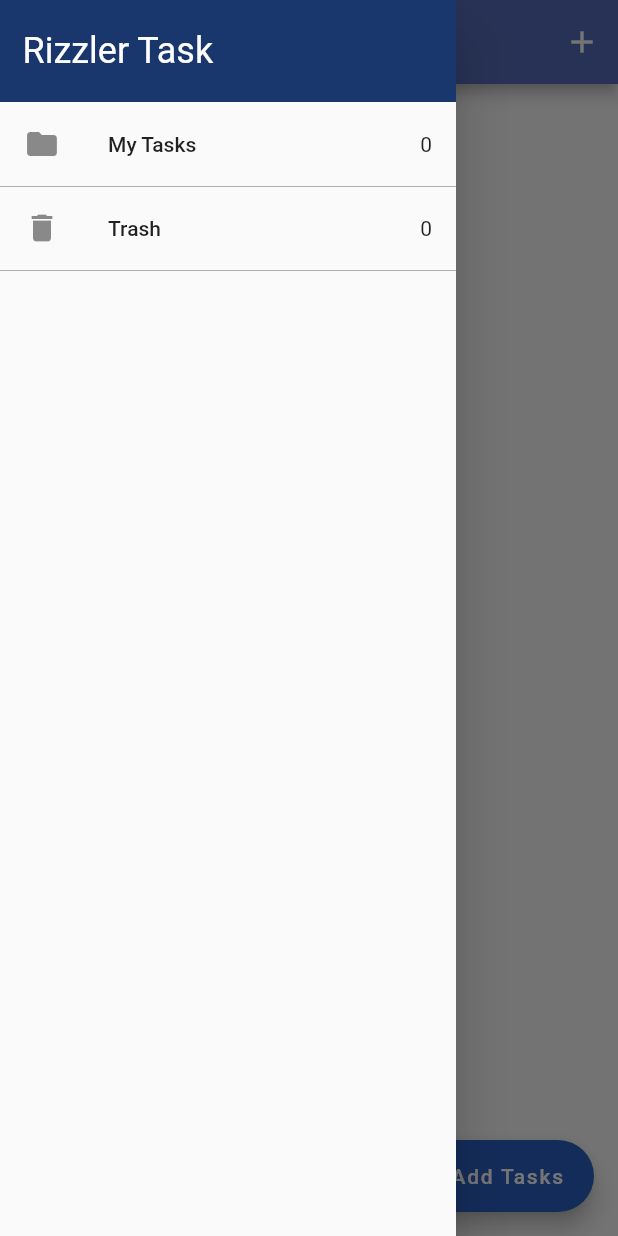
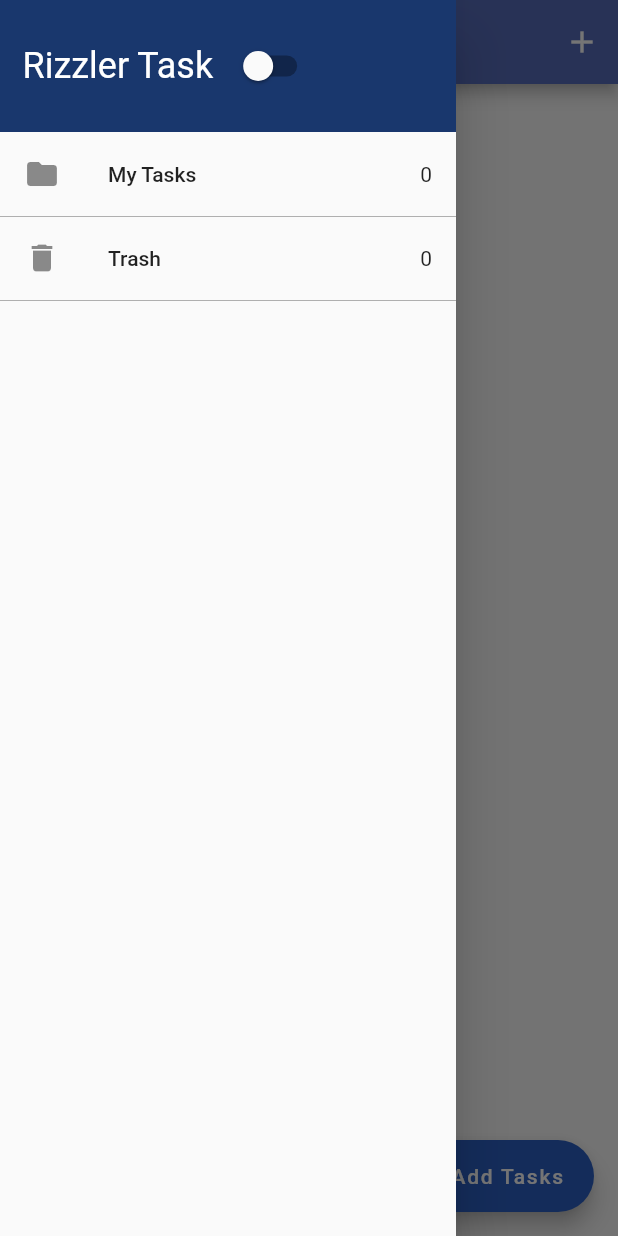
Before and after one commit to 0x1m4o/Todolist-BloC, a Flutter app: the screen it shows after launch, with the side drawer open, on a phone screen of 412 x 824 dp. Run offline on Flutter 3.47's test engine with Material 2 defaults, Android fonts, the phone set to English and light mode, and no system bars; our stand-ins replace equatable, flutter_bloc, hydrated_bloc.

Commit message:
Changing Theme Lightmode or Darkmode using BLoC

```diff
--- a/lib/blocs/bloc_exports.dart
+++ b/lib/blocs/bloc_exports.dart
@@ -1,3 +1,4 @@
-export './bloc/task_bloc_bloc.dart';
+export './task_bloc/task_bloc_bloc.dart';
+export './theme_bloc/switch_bloc_bloc.dart';
 export 'package:flutter_bloc/flutter_bloc.dart';
 export 'package:hydrated_bloc/hydrated_bloc.dart';
--- /dev/null
+++ b/lib/blocs/theme_bloc/switch_bloc_bloc.dart
@@ -0,0 +1,26 @@
+import '../bloc_exports.dart';
+import 'package:equatable/equatable.dart';
+
+part 'switch_bloc_event.dart';
+part 'switch_bloc_state.dart';
+
+class SwitchBlocBloc extends HydratedBloc<SwitchBlocEvent, SwitchBlocState> {
+  SwitchBlocBloc() : super(SwitchBlocInitial(switchValue: false)) {
+    on<SwitchOn>((event, emit) {
+      emit(const SwitchBlocState(switchValue: true));
+    });
+    on<SwitchOff>((event, emit) {
+      emit(const SwitchBlocState(switchValue: false));
+    });
+  }
+
+  @override
+  SwitchBlocState? fromJson(Map<String, dynamic> json) {
+    return SwitchBlocState.fromMap(json);
+  }
+
+  @override
+  Map<String, dynamic>? toJson(SwitchBlocState state) {
+    return state.toMap();
+  }
+}
--- /dev/null
+++ b/lib/blocs/theme_bloc/switch_bloc_event.dart
@@ -0,0 +1,12 @@
+part of 'switch_bloc_bloc.dart';
+
+abstract class SwitchBlocEvent extends Equatable {
+  const SwitchBlocEvent();
+
+  @override
+  List<Object> get props => [];
+}
+
+class SwitchOff extends SwitchBlocEvent {}
+
+class SwitchOn extends SwitchBlocEvent {}
--- /dev/null
+++ b/lib/blocs/theme_bloc/switch_bloc_state.dart
@@ -0,0 +1,27 @@
+// ignore_for_file: public_member_api_docs, sort_constructors_first
+
+part of 'switch_bloc_bloc.dart';
+
+class SwitchBlocState extends Equatable {
+  final bool switchValue;
+  const SwitchBlocState({required this.switchValue});
+
+  @override
+  List<Object> get props => [switchValue];
+
+  Map<String, dynamic> toMap() {
+    return <String, dynamic>{
+      'switchValue': switchValue,
+    };
+  }
+
+  factory SwitchBlocState.fromMap(Map<String, dynamic> map) {
+    return SwitchBlocState(
+      switchValue: map['switchValue'] as bool,
+    );
+  }
+}
+
+class SwitchBlocInitial extends SwitchBlocState {
+  const SwitchBlocInitial({required super.switchValue});
+}
--- a/lib/main.dart
+++ b/lib/main.dart
@@ -1,5 +1,6 @@
 import 'package:flutter/material.dart';
 import 'package:path_provider/path_provider.dart';
+import 'package:todolist_bloc/services/app_theme.dart';
 import './blocs/bloc_exports.dart';
 import 'package:todolist_bloc/screens/tasks_screen.dart';
 import './services/app_route.dart';
@@ -20,11 +21,25 @@ class MyTodoListApp extends StatelessWidget {
 
   @override
   Widget build(BuildContext context) {
-    return BlocProvider(
-      create: (context) => TaskBlocBloc(),
-      child: MaterialApp(
-        home: TaskScreen(),
-        onGenerateRoute: appRoute.onGenerateRoute,
+    return MultiBlocProvider(
+      providers: [
+        BlocProvider(
+          create: (context) => TaskBlocBloc(),
+        ),
+        BlocProvider(
+          create: (context) => SwitchBlocBloc(),
+        ),
+      ],
+      child: BlocBuilder<SwitchBlocBloc, SwitchBlocState>(
+        builder: (context, state) {
+          return MaterialApp(
+            home: TaskScreen(),
+            theme: state.switchValue
+                ? AppThemes.appThemeData[AppTheme.darkTheme]
+                : AppThemes.appThemeData[AppTheme.lightTheme],
+            onGenerateRoute: appRoute.onGenerateRoute,
+          );
+        },
       ),
     );
   }
--- a/lib/screens/add_dialog_screen.dart
+++ b/lib/screens/add_dialog_screen.dart
@@ -1,6 +1,5 @@
 import 'package:flutter/material.dart';
-import 'package:flutter_bloc/flutter_bloc.dart';
-import 'package:todolist_bloc/blocs/bloc/task_bloc_bloc.dart';
+import '../blocs/bloc_exports.dart';
 import 'package:todolist_bloc/models/task.dart';
 import '../shared/text_fields_decoration.dart';
 import '../shared/add_task_validated.dart';
--- a/lib/screens/drawer.dart
+++ b/lib/screens/drawer.dart
@@ -1,14 +1,16 @@
 import 'package:flutter/material.dart';
-import 'package:todolist_bloc/blocs/bloc/task_bloc_bloc.dart';
-import 'package:todolist_bloc/blocs/bloc_exports.dart';
+import '../blocs/bloc_exports.dart';
 import 'package:todolist_bloc/screens/recycle_bin.dart';
 import 'package:todolist_bloc/screens/tasks_screen.dart';
 
 class MyDrawer extends StatelessWidget {
+  final bool switchValue = false;
+
   const MyDrawer({super.key});
 
   @override
   Widget build(BuildContext context) {
+    final switchEvent = context.read<SwitchBlocBloc>();
     return SafeArea(
       child: Drawer(
         child: Column(
@@ -18,11 +20,28 @@ class MyDrawer extends StatelessWidget {
                   EdgeInsetsDirectional.symmetric(vertical: 20, horizontal: 15),
               width: double.infinity,
               color: Color.fromARGB(255, 25, 55, 109),
-              child: Text('Rizzler Task',
-                  style: Theme.of(context)
-                      .textTheme
-                      .headlineSmall
-                      ?.copyWith(color: Colors.white)),
+              child: Row(
+                children: [
+                  Text('Rizzler Task',
+                      style: Theme.of(context)
+                          .textTheme
+                          .headlineSmall
+                          ?.copyWith(color: Colors.white)),
+                  SizedBox(
+                    width: 10,
+                  ),
+                  BlocBuilder<SwitchBlocBloc, SwitchBlocState>(
+                    builder: (context, state) {
+                      return Switch(
+                        value: state.switchValue,
+                        onChanged: (value) => value
+                            ? switchEvent.add(SwitchOn())
+                            : switchEvent.add(SwitchOff()),
+                      );
+                    },
+                  )
+                ],
+              ),
             ),
             BlocBuilder<TaskBlocBloc, TaskBlocState>(
               builder: (context, state) {
@@ -30,8 +49,8 @@ class MyDrawer extends StatelessWidget {
                   shape: Border(
                     bottom: BorderSide(width: 0.2),
                   ),
-                  onTap: () =>
-                      Navigator.of(context).pushNamed(TaskScreen.nameRoute),
+                  onTap: () => Navigator.of(context)
+                      .pushReplacementNamed(TaskScreen.nameRoute),
                   leading: Icon(Icons.folder),
                   title: Text('My Tasks'),
                   trailing: Text('${state.allTask.length}'),
@@ -45,7 +64,7 @@ class MyDrawer extends StatelessWidget {
                     bottom: BorderSide(width: 0.2),
                   ),
                   onTap: () => Navigator.of(context)
-                      .pushNamed(RecycleBinScreen.nameRoute),
+                      .pushReplacementNamed(RecycleBinScreen.nameRoute),
                   leading: Icon(Icons.delete),
                   title: Text('Trash'),
                   trailing: Text('${state.removedTask.length}'),
--- a/lib/screens/recycle_bin.dart
+++ b/lib/screens/recycle_bin.dart
@@ -1,5 +1,5 @@
 import 'package:flutter/material.dart';
-import 'package:todolist_bloc/blocs/bloc/task_bloc_bloc.dart';
+import '../blocs/bloc_exports.dart';
 import 'package:todolist_bloc/blocs/bloc_exports.dart';
 import 'package:todolist_bloc/models/task.dart';
 import 'package:todolist_bloc/widgets/task_list.dart';
--- a/lib/screens/tasks_screen.dart
+++ b/lib/screens/tasks_screen.dart
@@ -1,6 +1,6 @@
 import 'package:flutter/material.dart';
 import 'package:flutter_bloc/flutter_bloc.dart';
-import 'package:todolist_bloc/blocs/bloc/task_bloc_bloc.dart';
+import '../blocs/bloc_exports.dart';
 import 'package:todolist_bloc/models/task.dart';
 import 'package:todolist_bloc/widgets/task_list.dart';
 import './add_dialog_screen.dart';
--- /dev/null
+++ b/lib/services/app_theme.dart
@@ -0,0 +1,60 @@
+import 'package:flutter/material.dart';
+
+enum AppTheme {
+  lightTheme,
+  darkTheme,
+}
+
+class AppThemes {
+  static final appThemeData = {
+    AppTheme.darkTheme: ThemeData(
+      primarySwatch: Colors.grey,
+      primaryColor: Colors.black,
+      brightness: Brightness.dark,
+      colorScheme: ColorScheme.fromSwatch()
+          .copyWith(secondary: Color(0xFF212121), brightness: Brightness.dark),
+      dividerColor: Colors.black54,
+      floatingActionButtonTheme: const FloatingActionButtonThemeData(
+        backgroundColor: Colors.white,
+      ),
+      textButtonTheme: TextButtonThemeData(
+        style: ButtonStyle(
+          foregroundColor: MaterialStateProperty.all(Colors.white),
+        ),
+      ),
+      textTheme: const TextTheme(
+        titleMedium: TextStyle(color: Colors.white),
+      ),
+      bottomNavigationBarTheme: const BottomNavigationBarThemeData(
+          backgroundColor: Colors.grey, unselectedItemColor: Colors.white),
+    ),
+
+    //
+    //
+
+    AppTheme.lightTheme: ThemeData(
+      primarySwatch: Colors.grey,
+      primaryColor: Colors.white,
+      brightness: Brightness.light,
+      colorScheme: ColorScheme.fromSwatch().copyWith(
+          background: Color(0xFF212121), brightness: Brightness.light),
+      dividerColor: const Color(0xff757575),
+      floatingActionButtonTheme: const FloatingActionButtonThemeData(
+        backgroundColor: Colors.black,
+        foregroundColor: Colors.white,
+      ),
+      textButtonTheme: TextButtonThemeData(
+        style: ButtonStyle(
+          foregroundColor: MaterialStateProperty.all(Colors.black),
+        ),
+      ),
+      textTheme: const TextTheme(
+        titleMedium: TextStyle(color: Colors.black),
+      ),
+      bottomNavigationBarTheme: const BottomNavigationBarThemeData(
+          backgroundColor: Colors.grey,
+          selectedItemColor: Colors.black,
+          unselectedItemColor: Colors.white),
+    ),
+  };
+}
--- a/lib/widgets/task_tile.dart
+++ b/lib/widgets/task_tile.dart
@@ -1,5 +1,5 @@
 import 'package:flutter/material.dart';
-import 'package:todolist_bloc/blocs/bloc/task_bloc_bloc.dart';
+import '../blocs/bloc_exports.dart';
 import 'package:todolist_bloc/models/task.dart';
 import 'package:todolist_bloc/shared/show_snackbar.dart';
 
```
Also changed, not shown: lib/blocs/task_bloc/task_bloc_bloc.dart (renamed from lib/blocs/bloc/task_bloc_bloc.dart), lib/blocs/task_bloc/task_bloc_event.dart (renamed from lib/blocs/bloc/task_bloc_event.dart), lib/blocs/task_bloc/task_bloc_state.dart (renamed from lib/blocs/bloc/task_bloc_state.dart).
